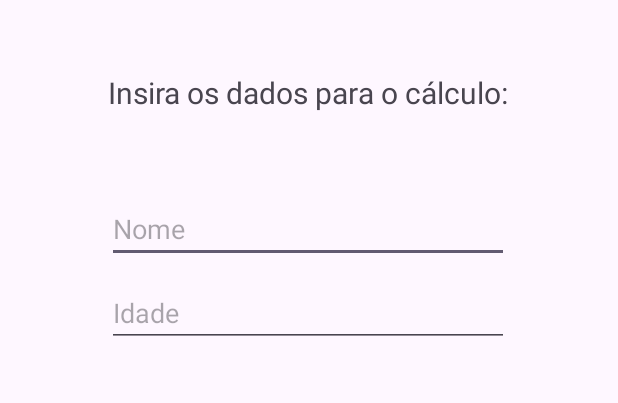
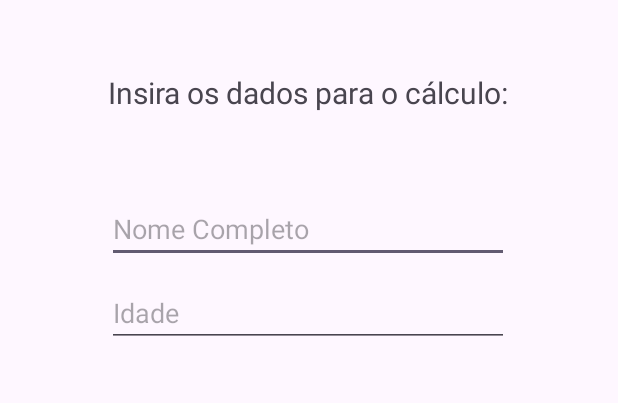
Before and after one commit to FranciscoGMaldonado/ImFitPlus, an Android app: the layout dados_conta.xml on its own in the app's theme, with its tools: preview values and no code run, on a phone screen of 412 x 824 dp. Shown: the top 403 px of the screen. Run offline under Robolectric (Android 15) with nearby library versions, the phone set to English and light mode, and no system bars.

Commit message:
refactor: padronização das strings dos textos

```diff
--- a/app/src/main/res/layout/dados_conta.xml
+++ b/app/src/main/res/layout/dados_conta.xml
@@ -12,8 +12,8 @@
         android:layout_width="wrap_content"
         android:layout_height="wrap_content"
         android:layout_marginTop="48dp"
-        android:text="Insira os dados para o cálculo:"
-        android:textSize="20dp"
+        android:text="@string/insira_os_dados_para_o_c_lculo"
+        android:textSize="20sp"
         app:layout_constraintEnd_toEndOf="parent"
         app:layout_constraintHorizontal_bias="0.496"
         app:layout_constraintStart_toStartOf="parent"
@@ -24,7 +24,7 @@
         android:layout_width="268dp"
         android:layout_height="43dp"
         android:layout_marginTop="132dp"
-        android:hint="Nome"
+        android:hint="@string/nome_completo"
         android:inputType="textPersonName"
         app:layout_constraintEnd_toEndOf="@+id/insertDados"
         app:layout_constraintStart_toStartOf="@+id/insertDados"
@@ -35,7 +35,7 @@
         android:layout_width="268dp"
         android:layout_height="43dp"
         android:layout_marginTop="188dp"
-        android:hint="Idade"
+        android:hint="@string/idade"
         android:inputType="number"
         app:layout_constraintEnd_toEndOf="@+id/insertNome"
         app:layout_constraintHorizontal_bias="1.0"
@@ -57,13 +57,13 @@
             android:id="@+id/insertMasculino"
             android:layout_width="wrap_content"
             android:layout_height="wrap_content"
-            android:text="Masculino" />
+            android:text="@string/masculino" />
 
         <RadioButton
             android:id="@+id/insertFeminino"
             android:layout_width="wrap_content"
             android:layout_height="wrap_content"
-            android:text="Feminino" />
+            android:text="@string/feminino" />
 
     </RadioGroup>
 
@@ -72,7 +72,7 @@
         android:layout_width="268dp"
         android:layout_height="43dp"
         android:layout_marginTop="324dp"
-        android:hint="Altura"
+        android:hint="@string/altura"
         android:inputType="numberDecimal"
         app:layout_constraintEnd_toEndOf="@+id/insertSexo"
         app:layout_constraintHorizontal_bias="0.474"
@@ -84,7 +84,7 @@
         android:layout_width="268dp"
         android:layout_height="43dp"
         android:layout_marginTop="384dp"
-        android:hint="Peso"
+        android:hint="@string/peso"
         android:inputType="numberDecimal"
         app:layout_constraintEnd_toEndOf="@+id/insertAltura"
         app:layout_constraintStart_toStartOf="@+id/insertAltura"
@@ -117,7 +117,7 @@
         android:layout_width="wrap_content"
         android:layout_height="wrap_content"
         android:layout_marginTop="556dp"
-        android:text="Calcular IMC"
+        android:text="@string/calcular_imc"
         app:layout_constraintEnd_toEndOf="@+id/insertAtividade"
         app:layout_constraintHorizontal_bias="0.476"
         app:layout_constraintStart_toStartOf="@+id/insertAtividade"
--- a/app/src/main/res/values/strings.xml
+++ b/app/src/main/res/values/strings.xml
@@ -1,6 +1,32 @@
 <resources>
     <string name="app_name">ImFitPlus</string>
     <string name="voc_confirma_o_uso_dos_dados">Você Confirma O Uso dos Dados?</string>
+    <string name="boas_vindas">Boas Vindas!</string>
+    <string name="descubra_seu_perfil_de_sa_de_e_receba_recomenda_es_personalizadas">Descubra seu perfil de saúde e receba recomendações personalizadas.</string>
+    <string name="logo">Logo</string>
+    <string name="comece_aqui">Comece Aqui!</string>
+    <string name="imc">IMC</string>
+    <string name="mensagem">mensagem</string>
+    <string name="categoria">Categoria</string>
+    <string name="nome">Nome</string>
+    <string name="insira_os_dados_para_o_c_lculo">Insira os dados para o cálculo:</string>
+    <string name="nome_completo">Nome Completo</string>
+    <string name="idade">Idade</string>
+    <string name="masculino">Masculino</string>
+    <string name="feminino">Feminino</string>
+    <string name="altura">Altura</string>
+    <string name="peso">Peso</string>
+    <string name="calcular_imc">Calcular IMC</string>
+    <string name="voltar">Voltar</string>
+    <string name="diferen_a">Diferença</string>
+    <string name="c_lculo_do_peso_ideal">Cálculo do Peso Ideal</string>
+    <string name="peso_ideal">Peso ideal</string>
+    <string name="calcular_peso_ideal">Calcular Peso Ideal</string>
+    <string name="voltar_ao_imc">Voltar ao IMC</string>
+    <string name="gasto_cal_rico_di_rio">Gasto Calórico Diário</string>
+    <string name="gasto">Gasto</string>
+    <string name="calcular_gasto_cal_rico">Calcular Gasto Calórico</string>
+    <string name="voltar_ao_formul_rio">Voltar ao Formulário</string>
     <string-array name="niveis_atividade">
         <item>Sedentário</item>
         <item>Leve</item>
```
Also changed, not shown: app/src/main/res/layout/activity_main.xml (+4 -4 lines), app/src/main/res/layout/calculo_tela.xml (+6 -6 lines), app/src/main/res/layout/peso_tela.xml (+4 -4 lines), app/src/main/res/layout/tmb_tela.xml (+4 -4 lines).
